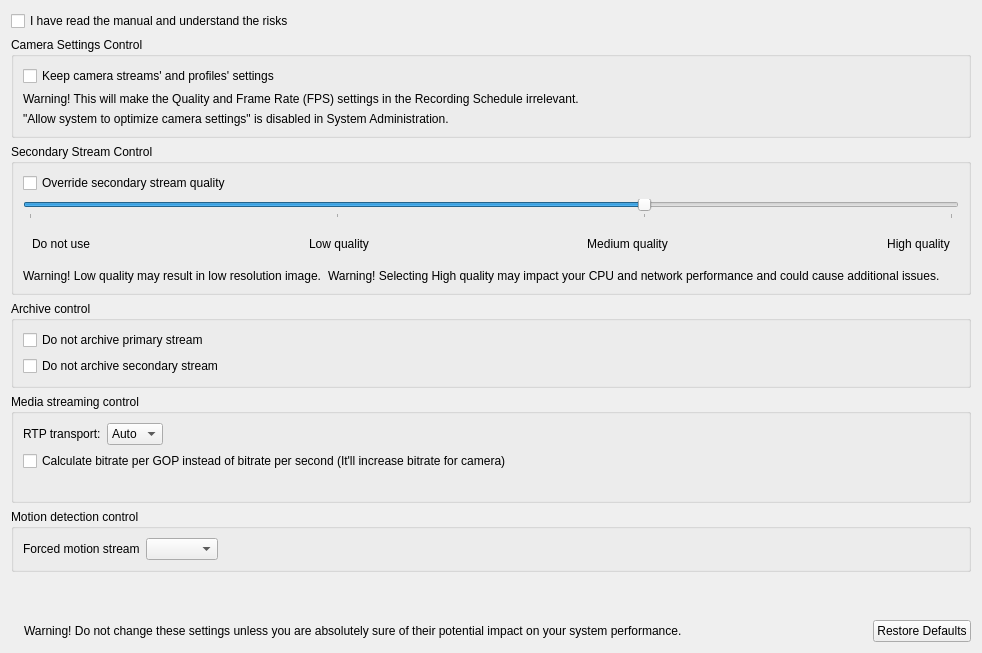
networkoptix/nx_open, file client/src/ui/widgets/properties/expert_settings_widget.ui: the form before one commit.
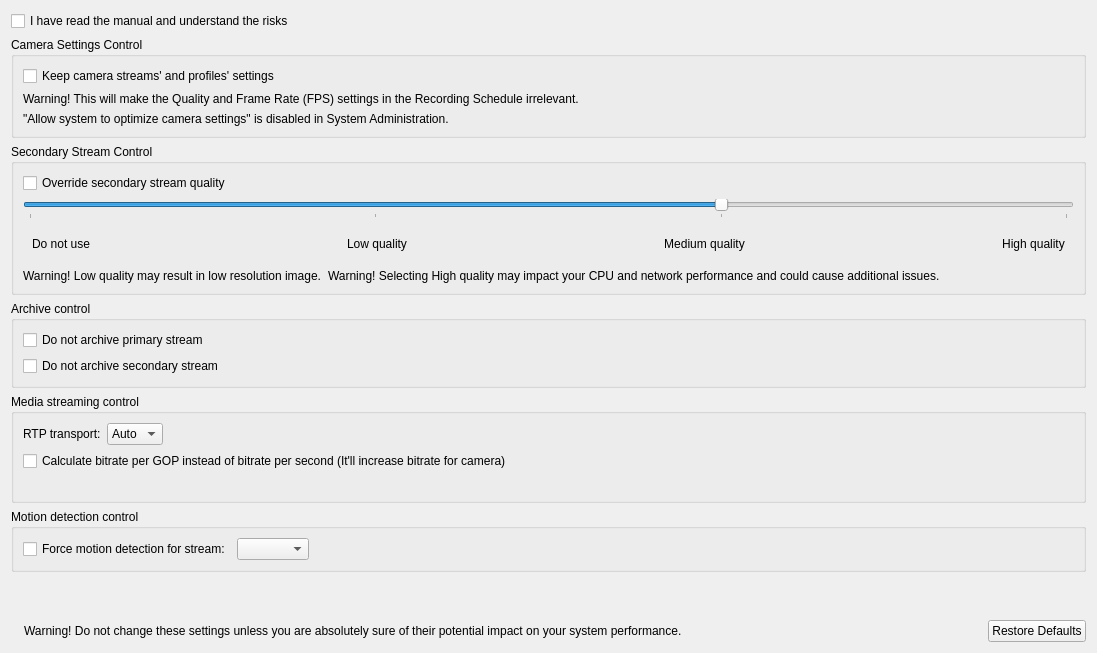
The form after the commit. Icons and pictures are not drawn.

```diff
--- a/client/src/ui/widgets/properties/expert_settings_widget.ui
+++ b/client/src/ui/widgets/properties/expert_settings_widget.ui
@@ -6,7 +6,7 @@
    <rect>
     <x>0</x>
     <y>0</y>
-    <width>982</width>
+    <width>1097</width>
     <height>653</height>
    </rect>
   </property>
@@ -354,9 +354,12 @@
             <enum>QLayout::SetNoConstraint</enum>
            </property>
            <item>
-            <widget class="QLabel" name="labelForcedMotionStream">
+            <widget class="QCheckBox" name="checkBoxForceMotionDetection">
              <property name="text">
-              <string>Forced motion stream</string>
+              <string>Force motion detection for stream:</string>
+             </property>
+             <property name="tristate">
+              <bool>false</bool>
              </property>
             </widget>
            </item>
```
